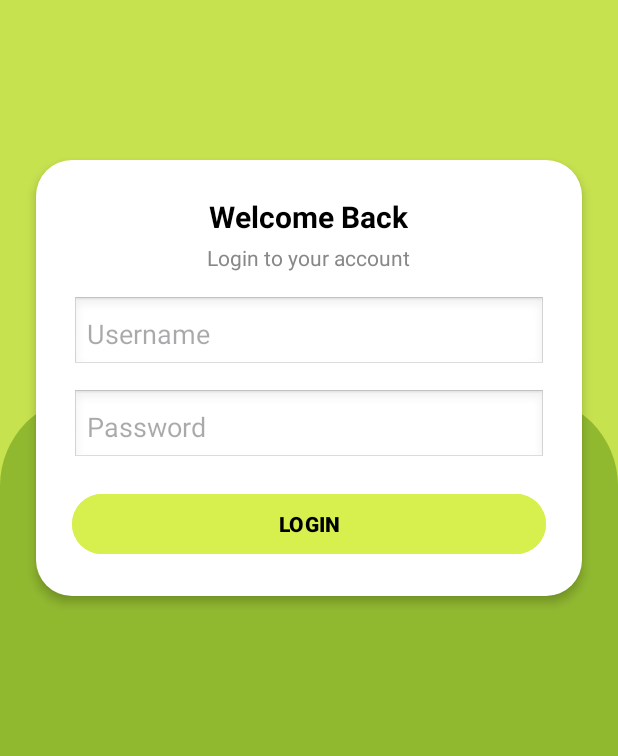
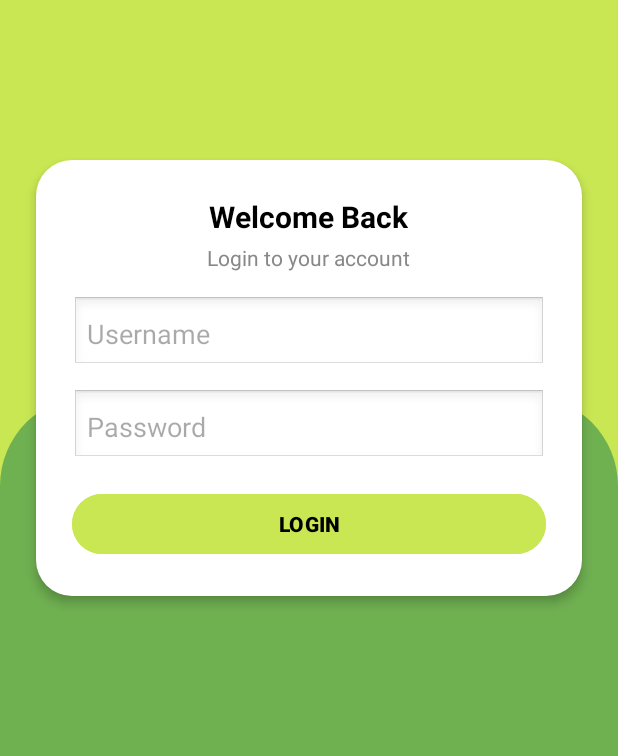
Before and after one commit to Krunchiee/PKL-Track, an Android app: the LoginActivity screen opened directly, with no data from a screen before it, on a phone screen of 412 x 824 dp, the part 480-1236 px from its top. Run offline under Robolectric (Android 15) with nearby library versions, the phone set to English and light mode, and no system bars.

```diff
--- a/app/build.gradle.kts
+++ b/app/build.gradle.kts
@@ -43,6 +43,8 @@ dependencies {
     implementation(libs.androidx.activity)
     implementation(libs.androidx.constraintlayout)
     implementation("com.tbuonomo:dotsindicator:4.3")
+    implementation(libs.play.services.maps)
+    implementation(libs.play.services.location)
     testImplementation(libs.junit)
     androidTestImplementation(libs.androidx.junit)
     androidTestImplementation(libs.androidx.espresso.core)
--- a/app/src/main/res/drawable/rounded_top_dark_green.xml
+++ b/app/src/main/res/drawable/rounded_top_dark_green.xml
@@ -1,5 +1,5 @@
 <shape xmlns:android="http://schemas.android.com/apk/res/android"
     android:shape="rectangle">
-    <solid android:color="#91B930" />
+    <solid android:color="@color/dark_green" />
     <corners android:topLeftRadius="60dp" android:topRightRadius="60dp" />
 </shape>
--- a/app/src/main/res/layout/activity_login.xml
+++ b/app/src/main/res/layout/activity_login.xml
@@ -5,7 +5,7 @@
     android:id="@+id/loginLayout"
     android:layout_width="match_parent"
     android:layout_height="match_parent"
-    android:background="#C6E24F"
+    android:background="@color/light_green"
     tools:context=".LoginActivity">
 
     <!-- Gambar Header dengan sudut bawah membulat -->
@@ -104,8 +104,8 @@
             android:layout_width="match_parent"
             android:layout_height="wrap_content"
             android:text="@string/login"
-            android:backgroundTint="#D7F04D"
-            android:textColor="#000000"
+            android:backgroundTint="@color/light_green"
+            android:textColor="@color/black"
             android:textStyle="bold" />
     </LinearLayout>
 </androidx.constraintlayout.widget.ConstraintLayout>
--- a/app/src/main/res/layout/activity_welcome.xml
+++ b/app/src/main/res/layout/activity_welcome.xml
@@ -4,7 +4,7 @@
     android:id="@+id/welcomeLayout"
     android:layout_width="match_parent"
     android:layout_height="match_parent"
-    android:background="#D6F15E"
+    android:background="@color/light_green"
     android:orientation="vertical"
     android:gravity="center"
     tools:context=".WelcomeActivity">
@@ -46,5 +46,5 @@
     android:layout_height="wrap_content"
     android:text="@string/sign_in"
     android:backgroundTint="#ffffff"
-    android:textColor="#D6F15E"/>
+    android:textColor="@color/black"/>
 </LinearLayout>
--- a/app/src/main/res/layout/header.xml
+++ b/app/src/main/res/layout/header.xml
@@ -2,7 +2,7 @@
     android:id="@+id/header"
     android:layout_width="match_parent"
     android:layout_height="wrap_content"
-    android:background="#C8E65E"
+    android:background="@color/light_green"
     android:padding="16dp">
 
     <!-- Profile Picture -->
--- a/app/src/main/res/values/colors.xml
+++ b/app/src/main/res/values/colors.xml
@@ -2,7 +2,7 @@
 <resources>
     <color name="black">#FF000000</color>
     <color name="white">#FFFFFFFF</color>
-    <color name="light_green">#C8E65E</color>
-    <color name="dark_green">#A5CD39</color>
+    <color name="light_green">#C9E753</color>
+    <color name="dark_green">#6FB051</color>
     <color name="bottom_nav_icon">#FFFFFF</color>
 </resources>
--- a/gradle/libs.versions.toml
+++ b/gradle/libs.versions.toml
@@ -9,6 +9,8 @@ appcompat = "1.6.1"
 material = "1.10.0"
 activity = "1.8.0"
 constraintlayout = "2.1.4"
+playServicesMaps = "19.2.0"
+playServicesLocation = "21.3.0"
 
 [libraries]
 androidx-core-ktx = { group = "androidx.core", name = "core-ktx", version.ref = "coreKtx" }
@@ -19,6 +21,8 @@ androidx-appcompat = { group = "androidx.appcompat", name = "appcompat", version
 material = { group = "com.google.android.material", name = "material", version.ref = "material" }
 androidx-activity = { group = "androidx.activity", name = "activity", version.ref = "activity" }
 androidx-constraintlayout = { group = "androidx.constraintlayout", name = "constraintlayout", version.ref = "constraintlayout" }
+play-services-maps = { group = "com.google.android.gms", name = "play-services-maps", version.ref = "playServicesMaps" }
+play-services-location = { group = "com.google.android.gms", name = "play-services-location", version.ref = "playServicesLocation" }
 
 [plugins]
 android-application = { id = "com.android.application", version.ref = "agp" }
```
Also changed, not shown: app/src/main/AndroidManifest.xml (+19 -8 lines).
